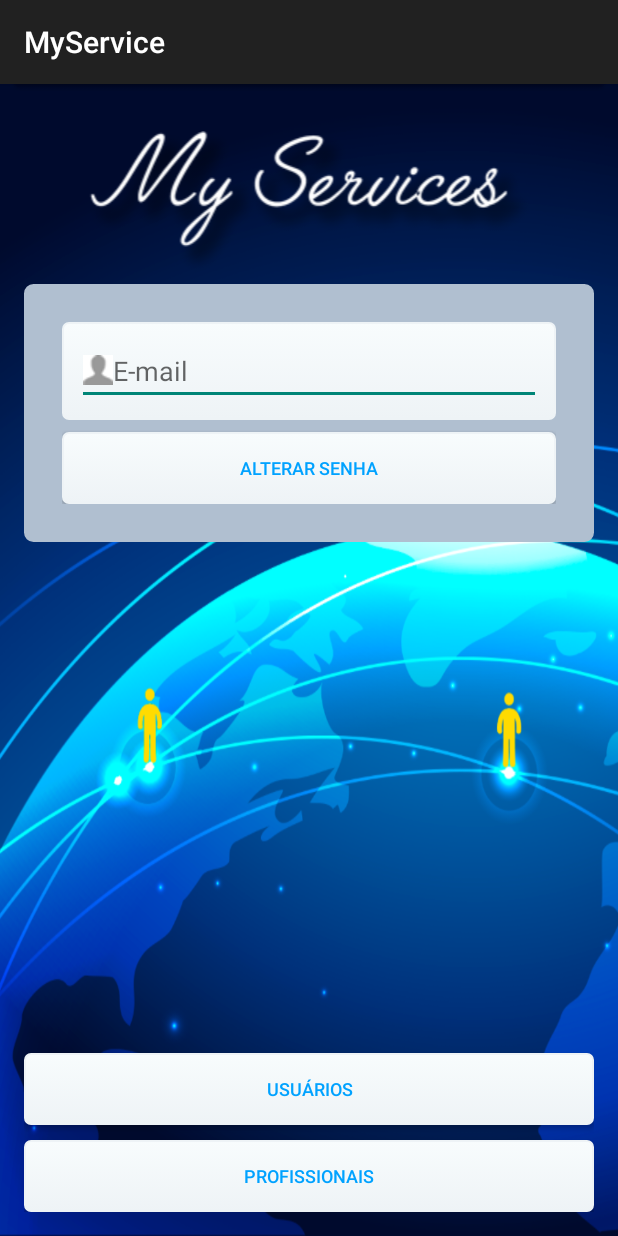
After one commit to saviorgp/myservice, an Android app: the ForgotPasswdActivity screen opened directly, with no data from a screen before it, on a phone screen of 412 x 824 dp. The commit adds this screen. Run offline under Robolectric (Android 15) with nearby library versions, the phone set to English and light mode, and no system bars.

Commit message:
Impl. forgot user flow.

```diff
--- a/MyService/app/src/main/AndroidManifest.xml
+++ b/MyService/app/src/main/AndroidManifest.xml
@@ -2,7 +2,7 @@
 <manifest xmlns:android="http://schemas.android.com/apk/res/android"
     package="com.myservice"
     android:versionCode="10000"
-    android:versionName="1.00.00" >
+    android:versionName="1.00.00">
 
     <!-- To auto-complete the email text field in the login form with the user's emails -->
     <uses-permission android:name="android.permission.GET_ACCOUNTS" />
@@ -28,16 +28,14 @@
         <activity
             android:name=".view.activity.LoginActivity"
             android:label="@string/title_activity_login"
-            android:launchMode="singleInstance">
-        </activity>
+            android:launchMode="singleInstance" />
         <activity
             android:name=".view.activity.ServicesSearchActivity"
             android:label="@string/title_activity_services_search"
-            android:theme="@style/AppTheme.NoActionBar"
-            android:launchMode="singleInstance">
-        </activity>
-        <activity android:name=".view.activity.AddUserActivity" >
-        </activity>
+            android:launchMode="singleInstance"
+            android:theme="@style/AppTheme.NoActionBar" />
+        <activity android:name=".view.activity.AddUserActivity" />
+        <activity android:name=".view.activity.ForgotPasswdActivity"></activity>
     </application>
 
 </manifest>
--- a/MyService/app/src/main/java/com/myservice/utils/Constants.java
+++ b/MyService/app/src/main/java/com/myservice/utils/Constants.java
@@ -5,6 +5,8 @@ package com.myservice.utils;
  */
 public final class Constants {
 
+    private static final int LOGIN_TRIES_COUNTER = 3;
+
     private Constants(){
     }
 
--- /dev/null
+++ b/MyService/app/src/main/java/com/myservice/view/activity/ForgotPasswdActivity.java
@@ -0,0 +1,15 @@
+package com.myservice.view.activity;
+
+import android.support.v7.app.AppCompatActivity;
+import android.os.Bundle;
+
+import com.myservice.R;
+
+public class ForgotPasswdActivity extends AppCompatActivity {
+
+    @Override
+    protected void onCreate(Bundle savedInstanceState) {
+        super.onCreate(savedInstanceState);
+        setContentView(R.layout.activity_forgot_passwd);
+    }
+}
--- a/MyService/app/src/main/java/com/myservice/view/activity/LoginActivity.java
+++ b/MyService/app/src/main/java/com/myservice/view/activity/LoginActivity.java
@@ -86,5 +86,23 @@ public class LoginActivity extends Activity{
                 }.execute();
             }
         });
+
+        mCreateLoginBtn = (Button) findViewById(R.id.button2);
+        mCreateLoginBtn.setOnClickListener(new View.OnClickListener() {
+            @Override
+            public void onClick(View v) {
+                Intent intent = new Intent(LoginActivity.this, AddUserActivity.class);
+                startActivity(intent);
+            }
+        });
+
+        mForgotPasswdBtn = (Button) findViewById(R.id.button);
+        mForgotPasswdBtn.setOnClickListener(new View.OnClickListener() {
+            @Override
+            public void onClick(View v) {
+                Intent intent = new Intent(LoginActivity.this, ForgotPasswdActivity.class);
+                startActivity(intent);
+            }
+        });
     }
 }
--- /dev/null
+++ b/MyService/app/src/main/res/layout/activity_forgot_passwd.xml
@@ -0,0 +1,85 @@
+<RelativeLayout xmlns:android="http://schemas.android.com/apk/res/android"
+    xmlns:tools="http://schemas.android.com/tools"
+    android:background="@drawable/bg_main_screen"
+    android:layout_width="match_parent"
+    android:layout_height="match_parent"
+    android:paddingLeft="@dimen/activity_horizontal_margin"
+    android:paddingRight="@dimen/activity_horizontal_margin"
+    android:paddingTop="@dimen/activity_vertical_margin"
+    android:paddingBottom="@dimen/activity_vertical_margin"
+    tools:context=".MainActivity">
+
+    <ImageView
+        android:id="@+id/img_logo"
+        android:layout_marginTop="15dp"
+        android:src="@drawable/logo"
+        android:layout_width="match_parent"
+        android:layout_height="wrap_content" />
+
+    <LinearLayout
+        android:id="@+id/login_block"
+        android:layout_below="@+id/img_logo"
+        android:background="@drawable/linear_rounded_shape"
+        android:padding="25dp"
+        android:layout_marginTop="8dp"
+        android:orientation="vertical"
+        android:layout_width="match_parent"
+        android:layout_height="wrap_content">
+
+        <LinearLayout
+            android:background="@drawable/gray_button"
+            android:orientation="vertical"
+            android:layout_width="match_parent"
+            android:layout_height="wrap_content">
+
+            <EditText
+                android:id="@+id/edt_username"
+                android:drawableLeft="@drawable/ic_user"
+                android:inputType="text"
+                android:hint="@string/email"
+                android:layout_width="match_parent"
+                android:layout_height="wrap_content" />
+
+        </LinearLayout>
+
+
+        <Button
+            android:layout_marginTop="8dp"
+            android:id="@+id/bt_login"
+            android:layout_width="match_parent"
+            android:layout_height="wrap_content"
+            android:background="@drawable/gray_button"
+            android:text="@string/change_passwd_btn"
+            style="@style/Button_12_Blue"/>
+
+
+    </LinearLayout>
+
+    <Button
+        android:layout_width="wrap_content"
+        android:layout_height="wrap_content"
+        android:text="@string/profissionais_btn"
+        android:id="@+id/button"
+        android:background="@drawable/gray_button"
+        style="@style/Button_12_Blue"
+        android:layout_alignParentBottom="true"
+        android:layout_alignParentLeft="true"
+        android:layout_alignParentStart="true"
+        android:layout_alignParentRight="true"
+        android:layout_alignParentEnd="true"/>
+
+    <Button
+        android:layout_width="wrap_content"
+        android:layout_height="wrap_content"
+        android:text="@string/usuarios_btn"
+        android:background="@drawable/gray_button"
+        style="@style/Button_12_Blue"
+        android:id="@+id/button2"
+        android:layout_marginBottom="10dp"
+        android:layout_above="@+id/button"
+        android:layout_alignParentLeft="true"
+        android:layout_alignParentStart="true"
+        android:layout_alignRight="@+id/button"
+        android:layout_alignEnd="@+id/button"/>
+
+</RelativeLayout>
--- a/MyService/app/src/main/res/values-v21/styles.xml
+++ b/MyService/app/src/main/res/values-v21/styles.xml
@@ -1,4 +1,5 @@
 <resources>>
+
     <style name="AppTheme.NoActionBar">
         <item name="windowActionBar">false</item>
         <item name="windowNoTitle">true</item>
--- a/MyService/app/src/main/res/values/strings.xml
+++ b/MyService/app/src/main/res/values/strings.xml
@@ -19,6 +19,7 @@
     <string name="login_btn">Login</string>
     <string name="new_login_btn">Criar conta</string>
     <string name="forgot_btn">Esqueci minha senha</string>
+    <string name="change_passwd_btn">Alterar senha</string>
     <string name="ok_btn">OK</string>
     <string name="cancel_btn">Cancelar</string>
     <string name="title_activity_login">Sign in</string>
@@ -39,4 +40,5 @@
     <string name="title_activity_services_search">ServicesSearchActivity</string>
 
     <string name="msg_criacao_login_error">Erro na criação de conta. Verifique os dados novamente.</string>
+    <string name="title_activity_forgot_passwd">ForgotPasswdActivity</string>
 </resources>
```
Also changed, not shown: MyService/app/src/main/res/values/styles.xml (+5 -2 lines).
